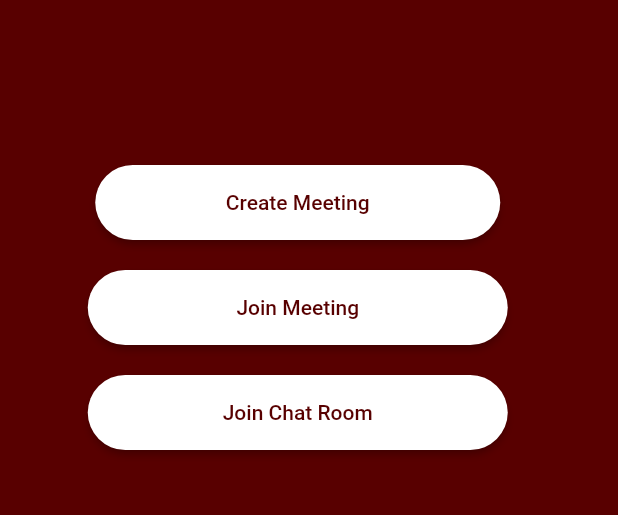
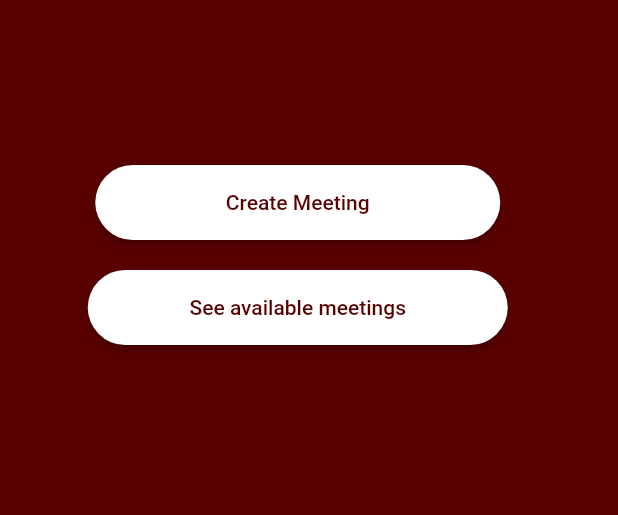
Before and after one commit to FEUP-ESOF-2020-21/open-cx-t3g4, a Flutter app: the ConferenceMenu screen opened directly, on a phone screen of 412 x 824 dp, the part 585-1100 px from its top. Run offline on Flutter 3.47's test engine with Material 2 defaults, Android fonts, the phone set to English and light mode, and no system bars; our stand-ins replace firebase_auth; missing offline and left inert: jitsi_meet; accounts and stored records are empty.

Commit message:
update view

```diff
--- a/lobby_jump/lib/conference_menu.dart
+++ b/lobby_jump/lib/conference_menu.dart
@@ -143,7 +143,7 @@ class ConferenceMenu extends StatelessWidget {
                           Join(auth: auth, onSignOut: () => onSignOut)));
             },
             child: Text(
-              "Join Meeting",
+              "See available meetings",
               style: TextStyle(color: Color.fromRGBO(88, 0, 0, 1)),
             ),
             color: Colors.white,
@@ -152,24 +152,6 @@ class ConferenceMenu extends StatelessWidget {
             ),
           ),
         ),
-        Container(
-          padding: EdgeInsets.only(bottom: 20, left: 10, right: 10),
-          width: 300.0,
-          height: 70.0,
-          child: new RaisedButton(
-            onPressed: () {
-              createChatRoom();
-            },
-            child: Text(
-              "Join Chat Room",
-              style: TextStyle(color: Color.fromRGBO(88, 0, 0, 1)),
-            ),
-            color: Colors.white,
-            shape: RoundedRectangleBorder(
-              borderRadius: BorderRadius.circular(50.0),
-            ),
-          ),
-        )
       ]),
     );
   }
```
